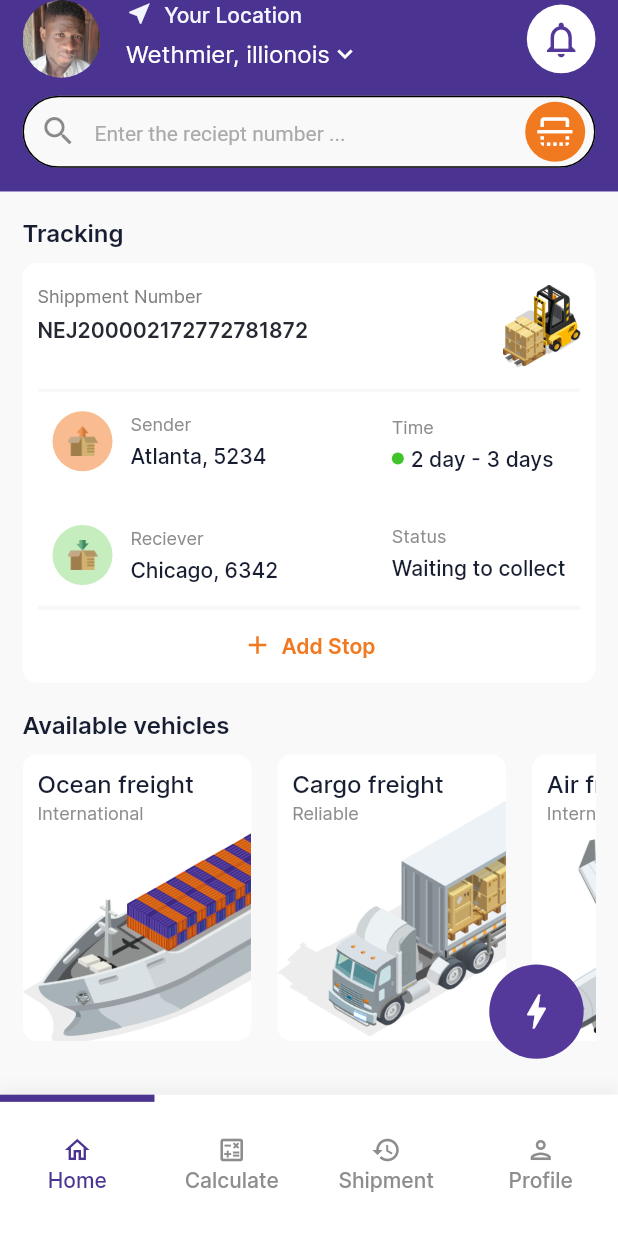
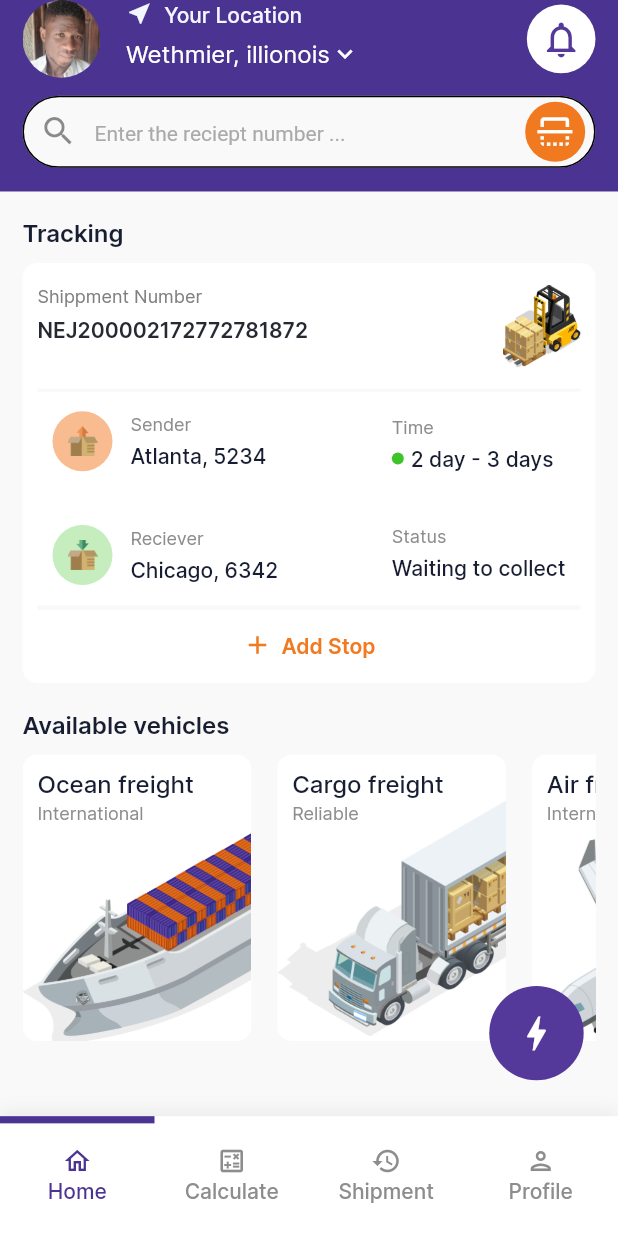
Before and after one commit to abiodundotdev/moniepoint_challenge_abiodun, a Flutter app: the screen it shows after launch, on a phone screen of 412 x 824 dp. Run offline on Flutter 3.47's test engine with Material 2 defaults, Android fonts, the phone set to English and light mode, and no system bars; our stand-ins replace dio, flutter_screenutil, gap, get_it, lottie.

```diff
--- a/lib/core/app_theme.dart
+++ b/lib/core/app_theme.dart
@@ -99,7 +99,7 @@ class AppTheme extends InheritedTheme {
           filled: true,
         ),
         textSelectionTheme: theme.textSelectionTheme.copyWith(
-          cursorColor: AppColors.primary,
+          cursorColor: AppColors.dark,
           selectionColor: AppColors.primary.shade300,
           selectionHandleColor: AppColors.primary.shade300,
         ),
@@ -193,7 +193,7 @@ class AppTheme extends InheritedTheme {
         filled: true,
       ),
       textSelectionTheme: theme.textSelectionTheme.copyWith(
-        cursorColor: AppColors.primary,
+        cursorColor: AppColors.dark,
         selectionColor: AppColors.primary,
         selectionHandleColor: AppColors.primary.shade300,
       ),
--- a/lib/core/navigator/route_transition.dart
+++ b/lib/core/navigator/route_transition.dart
@@ -4,11 +4,11 @@ import 'package:flutter/material.dart';
 import 'package:flutter/cupertino.dart';
 
 GlobalKey<NavigatorState> rootNavigatorKey = GlobalKey<NavigatorState>();
+final RouteObserver<ModalRoute> routeObserver = RouteObserver<ModalRoute>();
 
 class RouteTransition {
   static PageRoute<T> slideIn<T extends Object>(Widget widget,
       {String? name, bool fullscreenDialog = false, RouteSettings? settings}) {
-    // final settings = name != null ? RouteSettings(name: name) : null;
     return Platform.isIOS
         ? CupertinoPageRoute<T>(
             builder: (_) => widget,
--- a/lib/main.dart
+++ b/lib/main.dart
@@ -32,6 +32,7 @@ class _AppState extends State<App> {
                   return MaterialApp(
                     debugShowCheckedModeBanner: false,
                     themeMode: themeMode,
+                    navigatorObservers: [routeObserver],
                     navigatorKey: rootNavigatorKey,
                     theme: AppTheme.of(context).light(context.theme),
                     darkTheme: AppTheme.of(context).dark(context.theme),
--- a/lib/presentation/dashboard/dashboard.dart
+++ b/lib/presentation/dashboard/dashboard.dart
@@ -1,6 +1,3 @@
-export 'calculate_page.dart';
 export 'dashboard_page.dart';
 export 'home_page.dart';
 export 'search_page.dart';
-export 'shipment_history_page.dart';
-export 'shipment_successful_page.dart';
--- a/lib/presentation/dashboard/dashboard_page.dart
+++ b/lib/presentation/dashboard/dashboard_page.dart
@@ -11,8 +11,8 @@ import 'package:moniepoint/service_container.dart';
 class _TabRouteView {
   final String label;
   final IconData icon;
-  final Widget page;
-  _TabRouteView({required this.label, required this.icon, required this.page});
+  final VoidCallback onTap;
+  _TabRouteView({required this.label, required this.icon, required this.onTap});
 }
 
 class DashboardPage extends StatefulWidget {
@@ -23,49 +23,68 @@ class DashboardPage extends StatefulWidget {
 }
 
 class _DashboardPageState extends State<DashboardPage>
-    with TickerProviderStateMixin {
-  final PageStorageBucket _pageStorageBucket = PageStorageBucket();
+    with TickerProviderStateMixin, RouteAware {
+  //final PageStorageBucket _pageStorageBucket = PageStorageBucket();
   late TabController _tabRoutesController;
   late List<_TabRouteView> _tabRouteViews;
   late AnimationController bottomAnimator;
+  final navigator = SC.get.navigator;
+
+  @override
+  void didPopNext() {
+    bottomAnimator.reverse();
+    _tabRoutesController.animateTo(0);
+    super.didPopNext();
+  }
 
   @override
   void initState() {
     super.initState();
+    //Listen to route to know when user navigates from dashboard to another screen
+    WidgetsBinding.instance.addPostFrameCallback((timeStamp) {
+      routeObserver.subscribe(this, ModalRoute.of(context)!);
+    });
+
     _tabRouteViews = <_TabRouteView>[
       _TabRouteView(
         icon: Icons.home_outlined,
         label: "Home",
-        page: const HomePage(key: PageStorageKey("home")),
+        onTap: () {},
+        // onTap: const HomePage(key: PageStorageKey("home")),
       ),
       _TabRouteView(
           icon: Icons.calculate_outlined,
           label: "Calculate",
-        page: const CalculatePage(key: PageStorageKey("calculate")),
+          onTap: () => navigator.dash.toCalculate()
+          //  page: const CalculatePage(key: PageStorageKey("calculate")),
           ),
       _TabRouteView(
           icon: Icons.history_outlined,
           label: "Shipment",
-        page: const ShipmentHistoryPage(key: PageStorageKey("shippment")),
+          onTap: () => navigator.dash.toShipmentHistory()
+          //  page: const ShipmentHistoryPage(key: PageStorageKey("shippment")),
           ),
       _TabRouteView(
           icon: Icons.person_outlined,
           label: "Profile",
-        page: const SearchPage(key: PageStorageKey("profile")),
+          onTap: () => navigator.dash.toSearchPage()
+          // page: const SearchPage(key: PageStorageKey("profile")),
           ),
     ];
-
     _tabRoutesController = TabController(
       length: _tabRouteViews.length,
       vsync: this,
     );
     bottomAnimator = AnimationController(
-        vsync: this, duration: const Duration(milliseconds: 2000));
+      vsync: this,
+      duration: const Duration(milliseconds: 400),
+    );
   }
 
   @override
   void dispose() {
     _tabRoutesController.dispose();
+    routeObserver.unsubscribe(this);
     super.dispose();
   }
 
@@ -73,22 +92,23 @@ class _DashboardPageState extends State<DashboardPage>
   Widget build(BuildContext context) {
     return AppScaffold(
       padding: EdgeInsets.zero,
-      body: PageStorage(
-        bucket: _pageStorageBucket,
-        child: TabBarView(
-          physics: const NeverScrollableScrollPhysics(),
-          controller: _tabRoutesController,
-          children: List.generate(
-              _tabRouteViews.length, (index) => _tabRouteViews[index].page),
-        ),
-      ),
+      body: const HomePage(),
       bottom: PreferredSize(
-        preferredSize: Size.fromHeight(kBottomNavigationBarHeight + 32.0.h),
+        preferredSize: Size.fromHeight(kBottomNavigationBarHeight + 20.0.h),
+        child: AnimatedBuilder(
+            animation: bottomAnimator,
+            builder: (context, _) {
+              return SlideTransition(
+                position: bottomAnimator.drive(Tween<Offset>(
+                  begin: Offset.zero,
+                  end: const Offset(0, 2),
+                )),
                 child: Container(
-          padding:
-              EdgeInsets.only(bottom: MediaQuery.of(context).padding.bottom),
+                  padding: EdgeInsets.only(
+                      bottom: MediaQuery.of(context).padding.bottom),
                   decoration: BoxDecoration(
-            color: context.theme.bottomNavigationBarTheme.backgroundColor,
+                    color:
+                        context.theme.bottomNavigationBarTheme.backgroundColor,
                     boxShadow: [
                       BoxShadow(
                         offset: const Offset(0, -4),
@@ -112,9 +132,13 @@ class _DashboardPageState extends State<DashboardPage>
                             ),
                           ),
                         ),
-                onTap: (index) {
+                        onTap: (index) async {
                           if (index != 0) {
+                            await Future.delayed(
+                                _tabRoutesController.animationDuration);
                             bottomAnimator.forward();
+                            await Future.delayed(bottomAnimator.duration!);
+                            _tabRouteViews[index].onTap.call();
                           }
                         },
                         tabs: List.generate(
@@ -134,6 +158,8 @@ class _DashboardPageState extends State<DashboardPage>
                     },
                   ),
                 ),
+              );
+            }),
       ),
       fab: PreferredSize(
         child: InkResponse(
@@ -151,6 +177,16 @@ class _DashboardPageState extends State<DashboardPage>
     );
   }
 
+  // PageStorage(
+  //       bucket: _pageStorageBucket,
+  //       child: TabBarView(
+  //         physics: const NeverScrollableScrollPhysics(),
+  //         controller: _tabRoutesController,
+  //         children: List.generate(
+  //             _tabRouteViews.length, (index) => _tabRouteViews[index].page),
+  //       ),
+  //     )
+
   void _handleFabTap() {
     final textTheme = context.theme.textTheme;
     final sessionStorage = SC.get.sessionStorage;
@@ -159,8 +195,11 @@ class _DashboardPageState extends State<DashboardPage>
 
     showModalBottomSheet(
       clipBehavior: Clip.hardEdge,
-      shape: RoundedRectangleBorder(
-        borderRadius: BorderRadius.circular(20.0),
+      shape: const RoundedRectangleBorder(
+        borderRadius: BorderRadius.only(
+          topLeft: Radius.circular(20.0),
+          topRight: Radius.circular(20.0),
+        ),
       ),
       context: context,
       builder: (context) {
@@ -215,8 +254,7 @@ class _DashboardPageState extends State<DashboardPage>
                         valueListenable: appThemeController,
                         builder: (context, _, __) {
                           return SwitchListTile.adaptive(
-                              title:
-                                  const Text("Switch from light to dark mode"),
+                            title: const Text("Switch from light to dark mode"),
                             value: appThemeController.value.isDark,
                             onChanged: (isDarkMode) {
                               if (!isDarkMode) {
@@ -226,7 +264,8 @@ class _DashboardPageState extends State<DashboardPage>
                               }
                             },
                           );
-                          })
+                        },
+                      )
                     ],
                   );
                 },
--- a/lib/presentation/dashboard/home_page.dart
+++ b/lib/presentation/dashboard/home_page.dart
@@ -206,7 +206,26 @@ class _AvailableVehiclesView extends StatefulWidget {
   State<_AvailableVehiclesView> createState() => __AvailableVehiclesViewState();
 }
 
-class __AvailableVehiclesViewState extends State<_AvailableVehiclesView> {
+class __AvailableVehiclesViewState extends State<_AvailableVehiclesView>
+    with TickerProviderStateMixin {
+  late AnimationController controller;
+
+  @override
+  void initState() {
+    super.initState();
+    controller = AnimationController(
+      vsync: this,
+      duration: const Duration(milliseconds: 1000),
+    );
+    controller.forward();
+  }
+
+  @override
+  void dispose() {
+    controller.dispose();
+    super.dispose();
+  }
+
   @override
   Widget build(BuildContext context) {
     final textTheme = context.theme.textTheme;
@@ -271,13 +290,23 @@ class __AvailableVehiclesViewState extends State<_AvailableVehiclesView> {
                         ],
                       ),
                     ),
-                    LayoutBuilder(builder: (context, cons) {
-                      return Image(
-                        width: cons.maxWidth,
-                        image: vehicles[index].image,
-                        fit: BoxFit.cover,
-                      );
-                    })
+                    SlideTransition(
+                      position: controller.drive(
+                        Tween(
+                          begin: const Offset(7, 0),
+                          end: Offset.zero,
+                        ),
+                      ),
+                      child: LayoutBuilder(
+                        builder: (context, cons) {
+                          return Image(
+                            width: cons.maxWidth,
+                            image: vehicles[index].image,
+                            fit: BoxFit.cover,
+                          );
+                        },
+                      ),
+                    )
                   ],
                 ),
               );
--- a/lib/presentation/presentation.dart
+++ b/lib/presentation/presentation.dart
@@ -1,2 +1,4 @@
 export 'dashboard/dashboard.dart';
+export 'shiping/shiping.dart';
+export 'splash_screen.dart';
 export 'widget/widget.dart';
--- /dev/null
+++ b/lib/presentation/shiping/shiping.dart
@@ -0,0 +1,3 @@
+export 'calculate_page.dart';
+export 'shipment_history_page.dart';
+export 'shipment_successful_page.dart';
--- a/lib/presentation/widget/custom_app_bar.dart
+++ b/lib/presentation/widget/custom_app_bar.dart
@@ -4,6 +4,7 @@ import 'package:flutter/material.dart';
 import 'package:flutter/services.dart';
 import 'package:flutter_screenutil/flutter_screenutil.dart';
 import 'package:moniepoint/core/core.dart';
+import 'package:moniepoint/service_container.dart';
 
 class CustomAppBar extends StatelessWidget implements PreferredSizeWidget {
   CustomAppBar({
@@ -49,7 +50,7 @@ class CustomAppBar extends StatelessWidget implements PreferredSizeWidget {
     }
 
     return AppBar(
-      titleSpacing: titleSpacing ?? NavigationToolbar.kMiddleSpacing,
+      // titleSpacing: titleSpacing ?? NavigationToolbar.kMiddleSpacing,
       automaticallyImplyLeading: automaticallyImplyLeading,
       backgroundColor: Theme.of(context).appBarTheme.backgroundColor,
       leading: AppBackButton(onPressed: onPop),
@@ -124,7 +125,7 @@ class AppBackButton extends StatelessWidget {
       ),
       color: (color ?? AppColors.white),
       tooltip: MaterialLocalizations.of(context).backButtonTooltip,
-      onPressed: onPressed ?? () => Navigator.maybePop(context),
+      onPressed: onPressed ?? () => SC.get.navigator.dash.pop(),
     );
   }
 }
```
Also changed, not shown: lib/core/navigator/dash_navigator.dart (+8 -0 lines), lib/presentation/shiping/shipment_history_page.dart (renamed from lib/presentation/dashboard/shipment_history_page.dart, +23 -1 lines), lib/presentation/shiping/shipment_successful_page.dart (renamed from lib/presentation/dashboard/shipment_successful_page.dart, +10 -8 lines), assets/images/icon.png (added), lib/presentation/shiping/calculate_page.dart (renamed from lib/presentation/dashboard/calculate_page.dart), 28 other files. Lines whose indentation alone changed are shown as unchanged.
